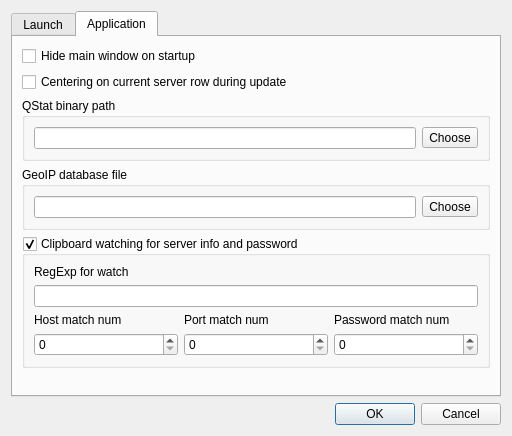
navrocky/urtconnector, file src/options_dialog.ui: the form before one commit.
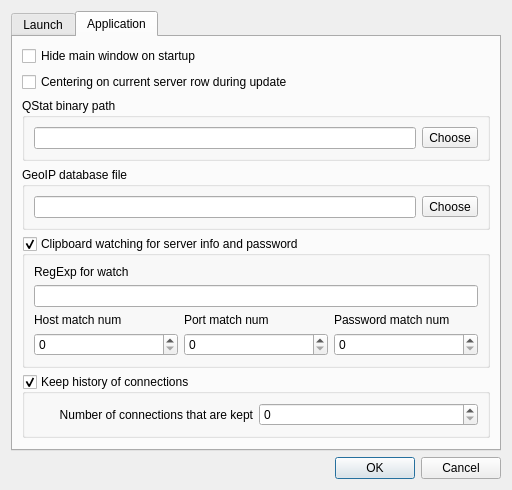
The form after the commit. The open tabs and pages were chosen to show the change. Icons and pictures are not drawn.

```diff
--- a/src/options_dialog.ui
+++ b/src/options_dialog.ui
@@ -7,7 +7,7 @@
     <x>0</x>
     <y>0</y>
     <width>512</width>
-    <height>436</height>
+    <height>477</height>
    </rect>
   </property>
   <property name="windowTitle">
@@ -26,6 +26,9 @@
      <property name="currentIndex">
       <number>0</number>
      </property>
+     <property name="documentMode">
+      <bool>false</bool>
+     </property>
      <widget class="QWidget" name="launch_tab">
       <attribute name="title">
        <string>Launch</string>
@@ -336,6 +339,37 @@
          </layout>
         </widget>
        </item>
+       <item>
+        <widget class="QGroupBox" name="group_keep_history">
+         <property name="title">
+          <string>Keep history of connections</string>
+         </property>
+         <property name="flat">
+          <bool>false</bool>
+         </property>
+         <property name="checkable">
+          <bool>true</bool>
+         </property>
+         <layout class="QHBoxLayout" name="horizontalLayout_6">
+          <item>
+           <widget class="QLabel" name="number_in_history_label">
+            <property name="text">
+             <string>Number of connections that are kept</string>
+            </property>
+            <property name="alignment">
+             <set>Qt::AlignRight|Qt::AlignTrailing|Qt::AlignVCenter</set>
+            </property>
+            <property name="buddy">
+             <cstring>number_in_history_spin</cstring>
+            </property>
+           </widget>
+          </item>
+          <item>
+           <widget class="QSpinBox" name="number_in_history_spin"/>
+          </item>
+         </layout>
+        </widget>
+       </item>
        <item>
         <spacer name="verticalSpacer_3">
          <property name="orientation">
```
Left out of the diff: 3 changed lines with no effect on the pictures.
